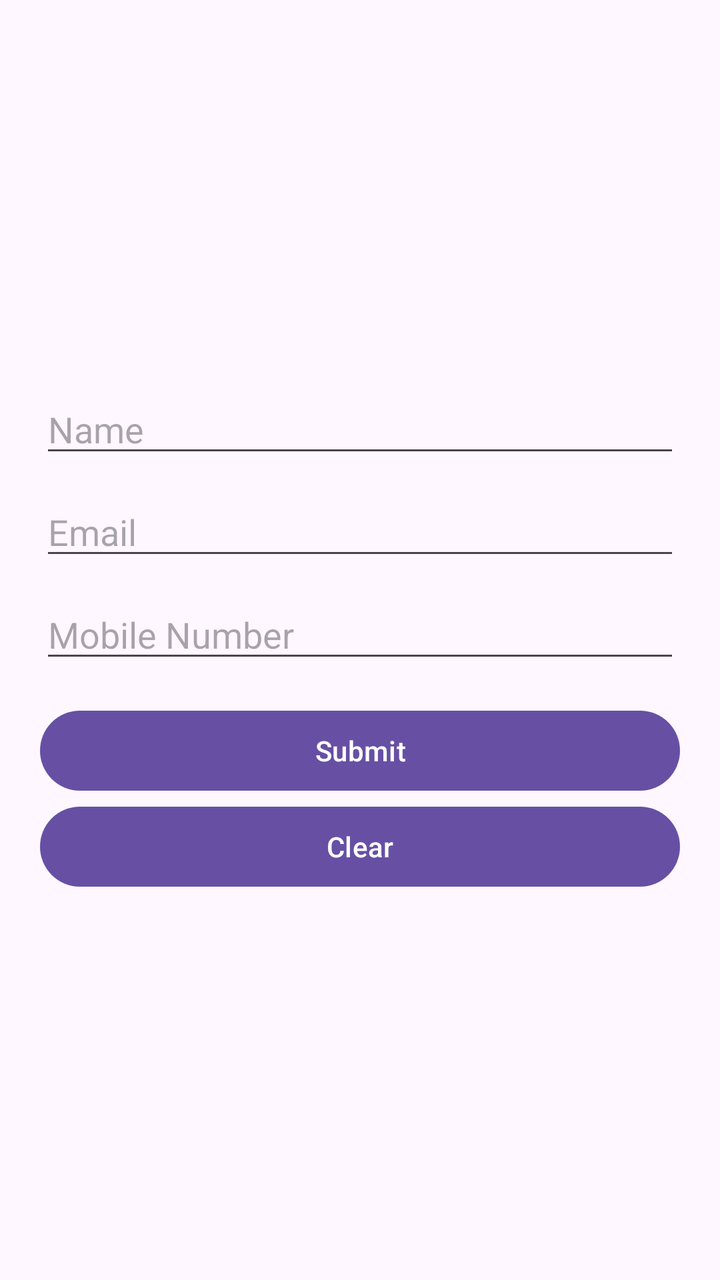
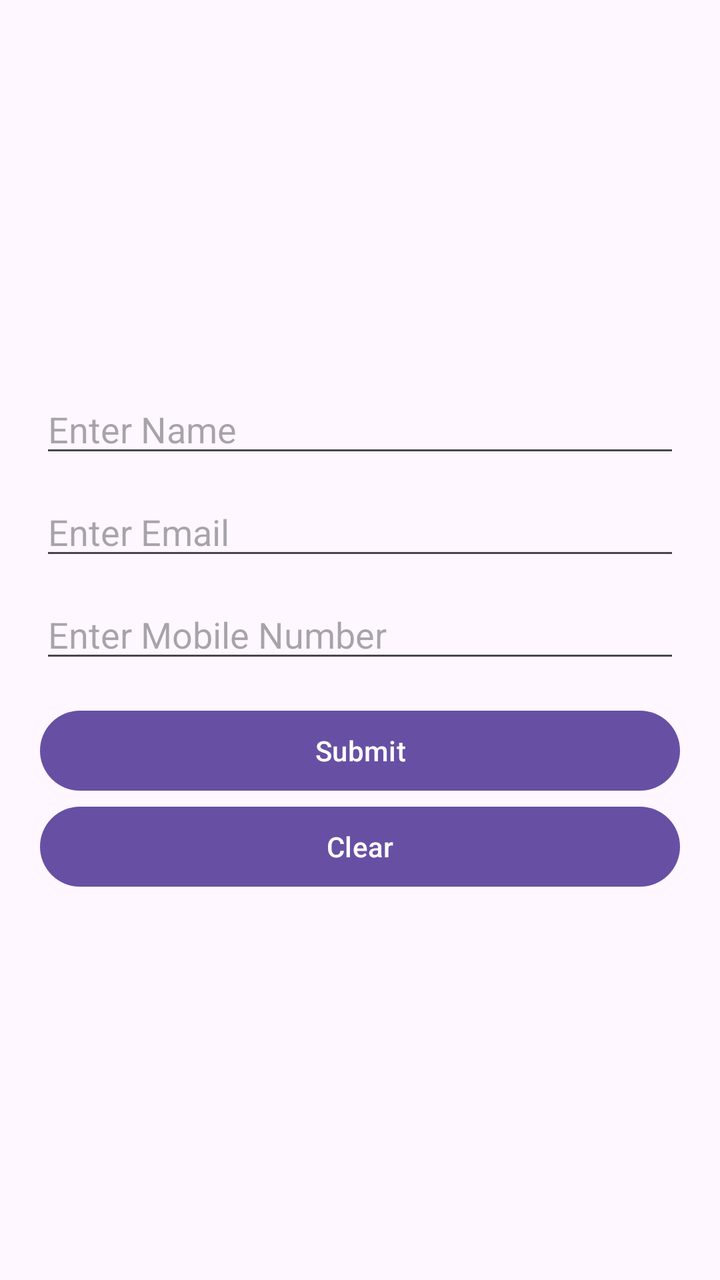

The first picture is an Android layout as it rendered before a commit; the second is the same layout after the commit. The layout source and the unified diff follow.
<!-- AndroidManifest.xml: application theme Theme.Assesment1 -->
<!-- res/layout/activity_lesson2.xml -->
<LinearLayout
    xmlns:android="http://schemas.android.com/apk/res/android"
    android:layout_width="match_parent"
    android:layout_height="match_parent"
    android:gravity="center"
    android:orientation="vertical"
    android:padding="20dp">

    <EditText
        android:id="@+id/edtName"
        android:layout_width="match_parent"
        android:layout_height="wrap_content"
        android:hint="Name"
        android:inputType="textPersonName"
        android:layout_marginBottom="10dp"/>

    <EditText
        android:id="@+id/edtEmail"
        android:layout_width="match_parent"
        android:layout_height="wrap_content"
        android:hint="Email"
        android:inputType="textEmailAddress"
        android:layout_marginBottom="10dp"/>

    <EditText
        android:id="@+id/edtMobile"
        android:layout_width="match_parent"
        android:layout_height="wrap_content"
        android:hint="Mobile Number"
        android:inputType="phone"
        android:layout_marginBottom="15dp"/>

    <Button
        android:id="@+id/btnSubmit"
        android:layout_width="match_parent"
        android:layout_height="wrap_content"
        android:text="Submit"/>

    <Button
        android:id="@+id/btnClear"
        android:layout_width="match_parent"
        android:layout_height="wrap_content"
        android:text="Clear"/>
</LinearLayout>
<!-- resources referenced by this layout -->
<resources>
  <style name="Theme.Assesment1" parent="Theme.MaterialComponents.DayNight.DarkActionBar">
          
          <item name="colorPrimary">@color/purple_500</item>
          <item name="colorPrimaryVariant">@color/purple_700</item>
          <item name="colorOnPrimary">@color/white</item>
          
          <item name="colorSecondary">@color/teal_200</item>
          <item name="colorSecondaryVariant">@color/teal_700</item>
          <item name="colorOnSecondary">@color/black</item>
          
          <item name="android:statusBarColor">?attr/colorPrimaryVariant</item>
          
      </style>
  <color name="purple_500">#FF6200EE</color>
  <color name="purple_700">#FF3700B3</color>
  <color name="white">#FFFFFFFF</color>
  <color name="teal_200">#FF03DAC5</color>
  <color name="teal_700">#FF018786</color>
  <color name="black">#FF000000</color>
</resources>

<!-- the commit's change to res/layout/activity_lesson2.xml (unified diff, before → after) -->
@@ -10,7 +10,7 @@
         android:id="@+id/edtName"
         android:layout_width="match_parent"
         android:layout_height="wrap_content"
-        android:hint="Name"
+        android:hint="Enter Name"
         android:inputType="textPersonName"
         android:layout_marginBottom="10dp"/>
 
@@ -18,7 +18,7 @@
         android:id="@+id/edtEmail"
         android:layout_width="match_parent"
         android:layout_height="wrap_content"
-        android:hint="Email"
+        android:hint="Enter Email"
         android:inputType="textEmailAddress"
         android:layout_marginBottom="10dp"/>
 
@@ -26,7 +26,7 @@
         android:id="@+id/edtMobile"
         android:layout_width="match_parent"
         android:layout_height="wrap_content"
-        android:hint="Mobile Number"
+        android:hint="Enter Mobile Number"
         android:inputType="phone"
         android:layout_marginBottom="15dp"/>
 
